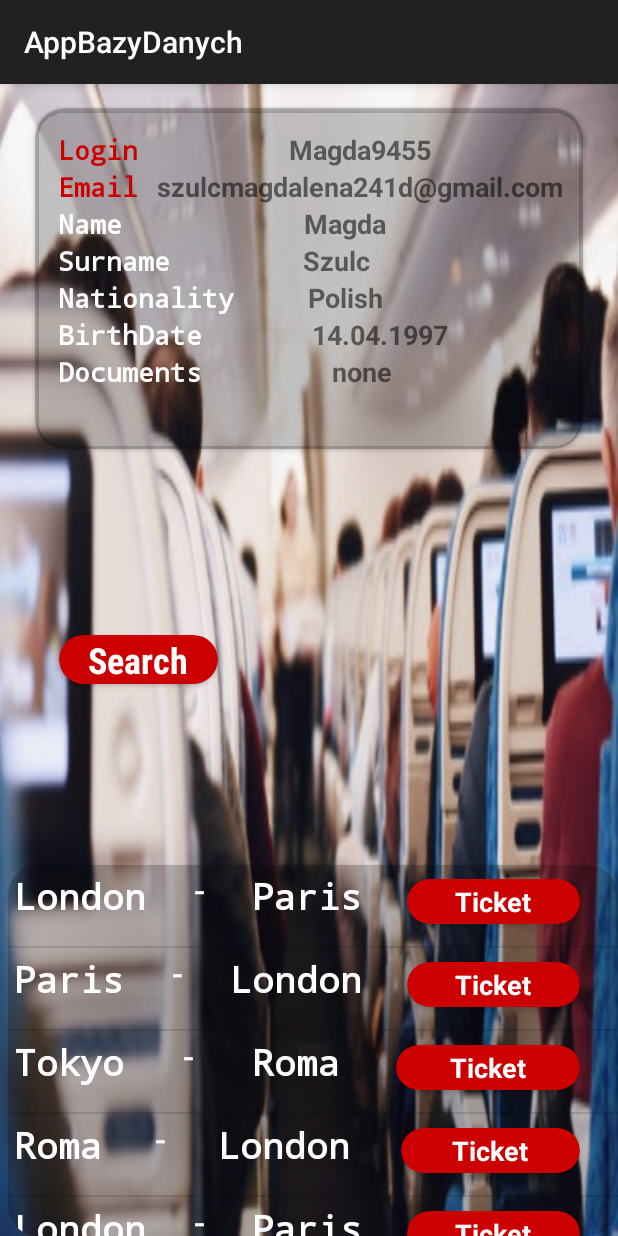
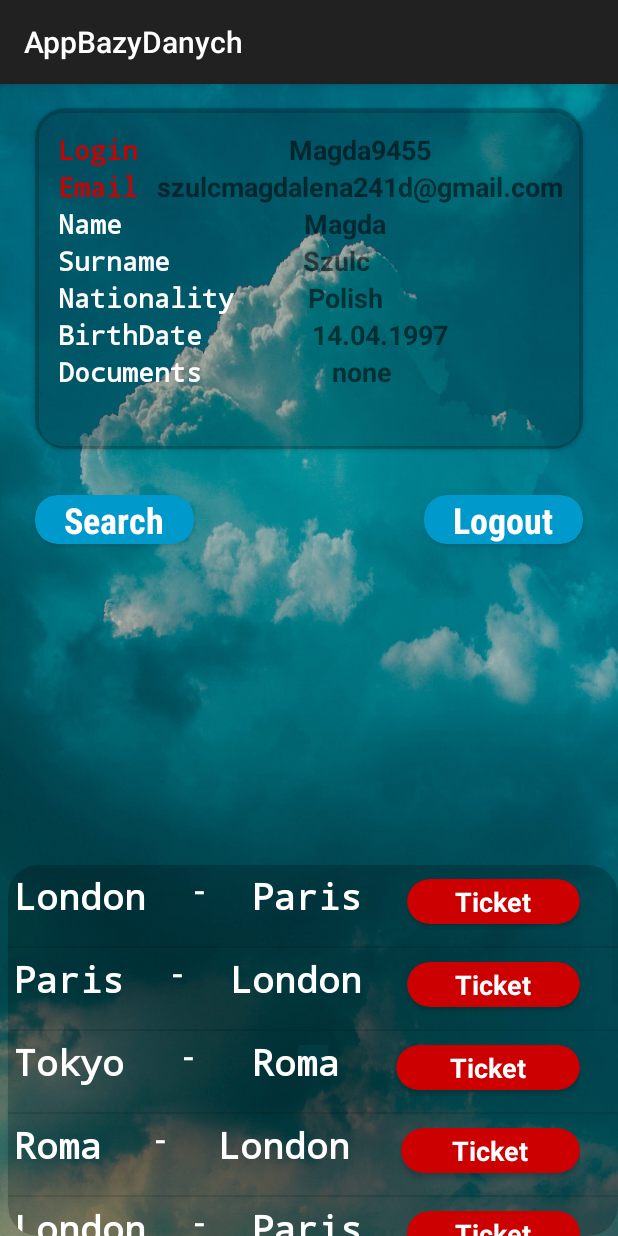
Before and after one commit to Szulce/AppBazyDanych, an Android app: the UserPanelActivity screen opened directly, with no data from a screen before it, on a phone screen of 412 x 824 dp. Run offline under Robolectric (Android 15) with nearby library versions, the phone set to English and light mode, and no system bars; Roboto replaces fonts that are not available here.

Commit message:
before maybe wrong change

```diff
--- a/app/build.gradle
+++ b/app/build.gradle
@@ -33,7 +33,7 @@ dependencies {
     implementation 'com.google.android.gms:play-services-ads:15.0.0'
     implementation 'com.google.android.gms:play-services-maps:15.0.0'
     implementation 'com.android.support:gridlayout-v7:27.1.1'
-    // implementation 'com.github.travijuu:numberpicker:1.0.7'
+    implementation 'com.github.satyan:sugar:1.3'
 
 
     //mail libraries
@@ -44,4 +44,5 @@ dependencies {
 
 
 
+
 }
--- a/app/src/main/res/layout/activity_main.xml
+++ b/app/src/main/res/layout/activity_main.xml
@@ -14,6 +14,7 @@
         android:layout_alignParentTop="true"
         android:layout_centerHorizontal="true"
         android:layout_marginTop="121dp"
+        android:singleLine="true"
         android:background="@android:color/transparent"
         android:drawableStart="@drawable/ic_action_login"
         android:ems="10"
@@ -32,6 +33,7 @@
         android:drawableStart="@drawable/ic_action_password"
         android:ems="10"
         android:hint="@string/password"
+        android:singleLine="true"
         android:inputType="textPassword"
         android:textColor="@android:color/background_light"
         android:drawableLeft="@drawable/ic_action_password"
--- a/app/src/main/res/layout/activity_search.xml
+++ b/app/src/main/res/layout/activity_search.xml
@@ -97,6 +97,7 @@
                 android:layout_centerHorizontal="true"
                 android:layout_marginTop="86dp"
                 android:completionThreshold="3"
+                android:singleLine="true"
                 android:hint="@string/source" />
 
             <AutoCompleteTextView
@@ -107,7 +108,8 @@
                 android:layout_centerHorizontal="true"
                 android:layout_marginTop="150dp"
                 android:completionThreshold="3"
-                android:hint="@string/destination" />
+                android:hint="@string/destination"
+                android:singleLine="true"/>
 
         </RelativeLayout>
 
--- a/app/src/main/res/layout/activity_user_panel.xml
+++ b/app/src/main/res/layout/activity_user_panel.xml
@@ -4,7 +4,7 @@
     xmlns:tools="http://schemas.android.com/tools"
     android:layout_width="match_parent"
     android:layout_height="match_parent"
-    android:background="@drawable/tlobuy"
+    android:background="@drawable/tlomain"
     tools:context=".UserPanelActivity">
 
     <android.support.v7.widget.CardView
@@ -237,13 +237,11 @@
         android:id="@+id/goSearchUserCardView"
         android:layout_width="106dp"
         android:layout_height="wrap_content"
-        android:layout_alignParentLeft="true"
-        android:layout_alignParentStart="true"
-        android:layout_centerVertical="true"
-        android:layout_marginLeft="39dp"
-        android:layout_marginStart="39dp"
-        app:cardBackgroundColor="@android:color/holo_red_dark"
-        app:cardCornerRadius="20dp">
+        android:layout_alignParentTop="true"
+        android:layout_alignStart="@+id/UserData"
+        android:layout_marginTop="274dp"
+        app:cardBackgroundColor="@android:color/holo_blue_dark"
+        app:cardCornerRadius="15dp">
 
         <RelativeLayout
             android:layout_width="match_parent"
@@ -262,4 +260,31 @@
         </RelativeLayout>
     </android.support.v7.widget.CardView>
 
+    <android.support.v7.widget.CardView
+        android:id="@+id/logoutCardView"
+        android:layout_width="106dp"
+        android:layout_height="wrap_content"
+
+
+        android:layout_alignEnd="@+id/UserData"
+        android:layout_alignTop="@+id/goSearchUserCardView"
+        app:cardBackgroundColor="@android:color/holo_blue_dark"
+        app:cardCornerRadius="15dp">
+
+        <RelativeLayout
+            android:layout_width="match_parent"
+            android:layout_height="match_parent">
+
+            <TextView
+                android:id="@+id/textView999"
+                android:layout_width="wrap_content"
+                android:layout_height="wrap_content"
+                android:layout_centerInParent="true"
+                android:fontFamily="sans-serif-condensed"
+                android:text="Logout"
+                android:textColor="@android:color/background_light"
+                android:textSize="24sp"
+                android:textStyle="bold" />
+        </RelativeLayout>
+    </android.support.v7.widget.CardView>
 </RelativeLayout>
--- a/app/src/main/res/layout/list_of_journay.xml
+++ b/app/src/main/res/layout/list_of_journay.xml
@@ -54,7 +54,7 @@
             android:layout_weight="1"
             android:layout_marginTop="5dp"
             app:cardBackgroundColor="@android:color/holo_red_dark"
-            app:cardCornerRadius="20dp">
+            app:cardCornerRadius="15dp">
 
             <RelativeLayout
                 android:layout_width="match_parent"
```
Also changed, not shown: app/src/main/AndroidManifest.xml (+9 -2 lines), app/src/main/res/layout/activity_check_in.xml (+6 -3 lines), app/src/main/res/layout/activity_register.xml (+8 -1 lines).
